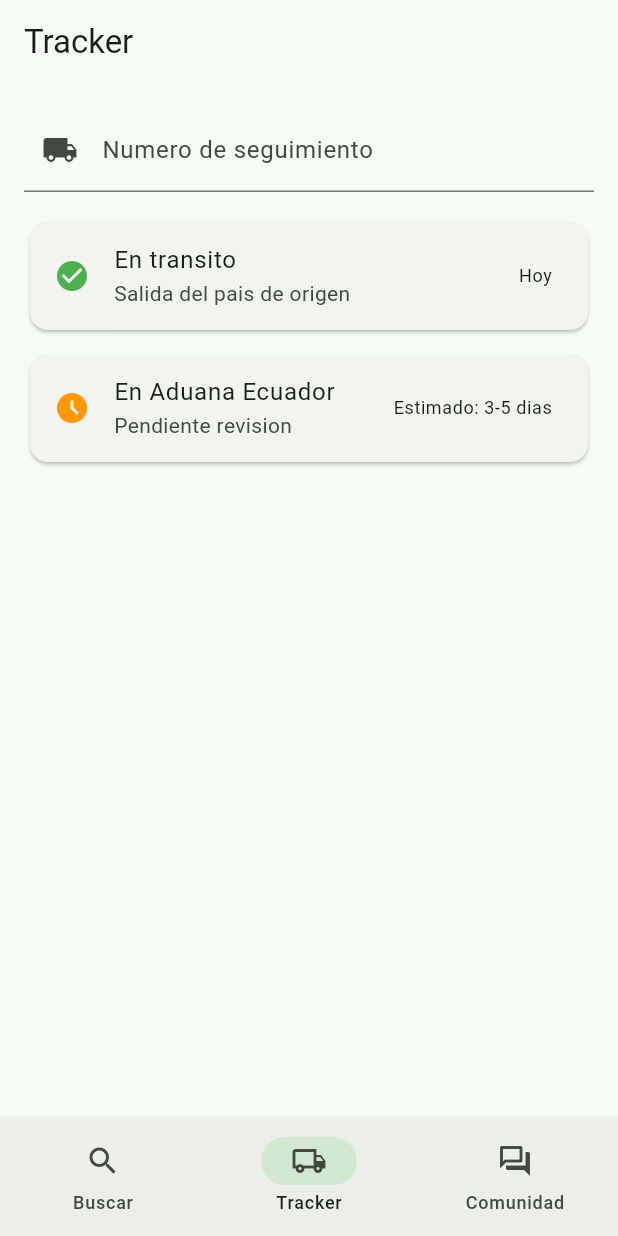
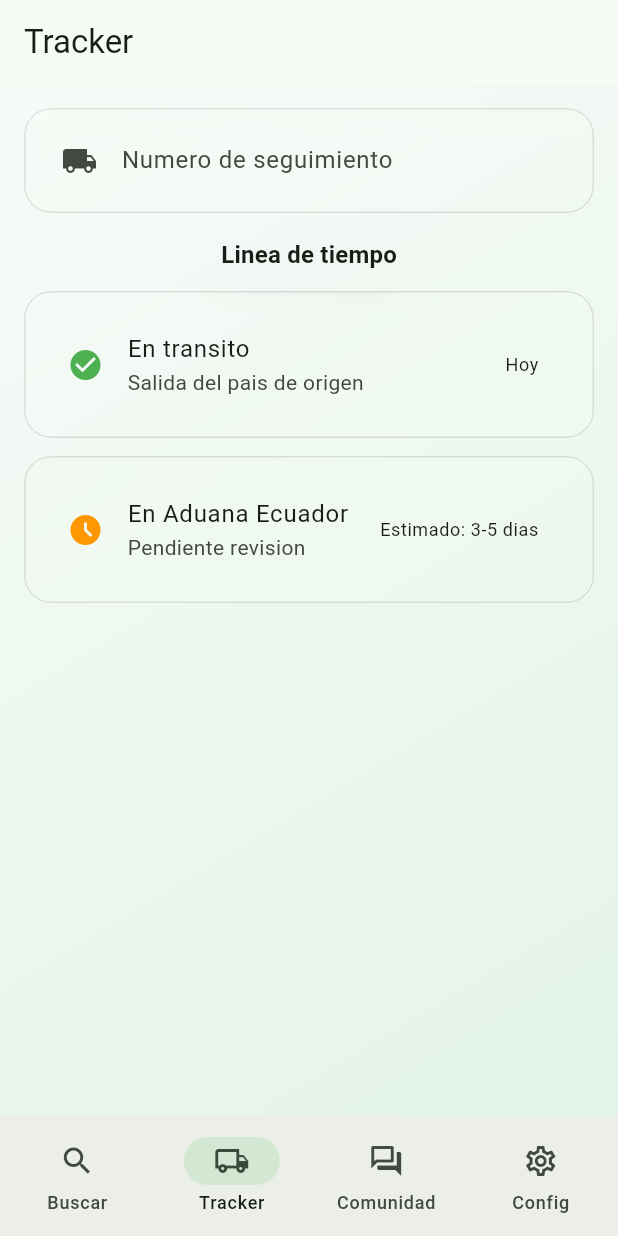
Before and after one commit to Gariix1/comprasEC, a Flutter app: the screen it shows after launch, item 2 of the bottom bar chosen, on a phone screen of 412 x 824 dp. Run offline on Flutter 3.47's test engine with Material 3 defaults, Android fonts, the phone set to English and light mode, and no system bars.

Commit message:
se agrega modo osucro, y se comienza a componentizar el apk

```diff
--- a/lib/app.dart
+++ b/lib/app.dart
@@ -1,7 +1,9 @@
 import 'package:flutter/material.dart';
 
+import 'core/theme/app_theme.dart';
 import 'features/community/presentation/community_page.dart';
 import 'features/search/presentation/search_page.dart';
+import 'features/settings/presentation/settings_page.dart';
 import 'features/tracking/presentation/tracking_page.dart';
 
 class ComprasEcApp extends StatelessWidget {
@@ -11,10 +13,10 @@ class ComprasEcApp extends StatelessWidget {
   Widget build(BuildContext context) {
     return MaterialApp(
       title: 'Compras EC',
-      theme: ThemeData(
-        useMaterial3: true,
-        colorSchemeSeed: const Color(0xFF0B7C3E),
-      ),
+      debugShowCheckedModeBanner: false,
+      theme: AppTheme.light(),
+      darkTheme: AppTheme.dark(),
+      themeMode: ThemeMode.system,
       home: const MainNavigationPage(),
     );
   }
@@ -34,6 +36,7 @@ class _MainNavigationPageState extends State<MainNavigationPage> {
     SearchPage(),
     TrackingPage(),
     CommunityPage(),
+    SettingsPage(),
   ];
 
   void _onTabSelected(int index) {
@@ -65,6 +68,10 @@ class _MainNavigationPageState extends State<MainNavigationPage> {
             icon: Icon(Icons.forum_outlined),
             label: 'Comunidad',
           ),
+          NavigationDestination(
+            icon: Icon(Icons.settings_outlined),
+            label: 'Config',
+          ),
         ],
       ),
     );
--- /dev/null
+++ b/lib/core/theme/app_theme.dart
@@ -0,0 +1,29 @@
+import 'package:flutter/material.dart';
+
+class AppTheme {
+  const AppTheme._();
+
+  static ThemeData light() {
+    const seed = Color(0xFF0B7C3E);
+    final scheme = ColorScheme.fromSeed(seedColor: seed, brightness: Brightness.light);
+    return ThemeData(
+      useMaterial3: true,
+      colorScheme: scheme,
+      scaffoldBackgroundColor: Colors.transparent,
+      appBarTheme: const AppBarTheme(centerTitle: false),
+      cardTheme: const CardThemeData(surfaceTintColor: Colors.transparent),
+    );
+  }
+
+  static ThemeData dark() {
+    const seed = Color(0xFF4ADE80);
+    final scheme = ColorScheme.fromSeed(seedColor: seed, brightness: Brightness.dark);
+    return ThemeData(
+      useMaterial3: true,
+      colorScheme: scheme,
+      scaffoldBackgroundColor: Colors.transparent,
+      appBarTheme: const AppBarTheme(centerTitle: false),
+      cardTheme: const CardThemeData(surfaceTintColor: Colors.transparent),
+    );
+  }
+}
--- /dev/null
+++ b/lib/core/widgets/app_background.dart
@@ -0,0 +1,26 @@
+import 'package:flutter/material.dart';
+
+class AppBackground extends StatelessWidget {
+  const AppBackground({super.key, required this.child});
+
+  final Widget child;
+
+  @override
+  Widget build(BuildContext context) {
+    final brightness = Theme.of(context).brightness;
+    final colors = brightness == Brightness.dark
+        ? const [Color(0xFF0E1A14), Color(0xFF102820)]
+        : const [Color(0xFFF7FBF8), Color(0xFFE3F3E8)];
+
+    return Container(
+      decoration: BoxDecoration(
+        gradient: LinearGradient(
+          begin: Alignment.topLeft,
+          end: Alignment.bottomRight,
+          colors: colors,
+        ),
+      ),
+      child: child,
+    );
+  }
+}
--- /dev/null
+++ b/lib/core/widgets/clear_glass.dart
@@ -0,0 +1,41 @@
+import 'dart:ui';
+
+import 'package:flutter/material.dart';
+
+class ClearGlass extends StatelessWidget {
+  const ClearGlass({
+    super.key,
+    required this.child,
+    this.padding = const EdgeInsets.all(12),
+    this.borderRadius = const BorderRadius.all(Radius.circular(18)),
+    this.blur = 14,
+  });
+
+  final Widget child;
+  final EdgeInsets padding;
+  final BorderRadius borderRadius;
+  final double blur;
+
+  @override
+  Widget build(BuildContext context) {
+    final scheme = Theme.of(context).colorScheme;
+    final base = scheme.surface.withOpacity(scheme.brightness == Brightness.dark ? 0.12 : 0.18);
+    final borderColor = scheme.onSurface.withOpacity(0.12);
+
+    return ClipRRect(
+      borderRadius: borderRadius,
+      child: BackdropFilter(
+        filter: ImageFilter.blur(sigmaX: blur, sigmaY: blur),
+        child: Container(
+          decoration: BoxDecoration(
+            color: base,
+            borderRadius: borderRadius,
+            border: Border.all(color: borderColor),
+          ),
+          padding: padding,
+          child: child,
+        ),
+      ),
+    );
+  }
+}
--- /dev/null
+++ b/lib/core/widgets/glass_text_field.dart
@@ -0,0 +1,31 @@
+import 'package:flutter/material.dart';
+
+import 'clear_glass.dart';
+
+class GlassTextField extends StatelessWidget {
+  const GlassTextField({
+    super.key,
+    required this.hint,
+    this.label,
+    this.icon,
+  });
+
+  final String hint;
+  final String? label;
+  final IconData? icon;
+
+  @override
+  Widget build(BuildContext context) {
+    return ClearGlass(
+      padding: const EdgeInsets.symmetric(horizontal: 12, vertical: 6),
+      child: TextField(
+        decoration: InputDecoration(
+          labelText: label,
+          hintText: hint,
+          prefixIcon: icon != null ? Icon(icon) : null,
+          border: InputBorder.none,
+        ),
+      ),
+    );
+  }
+}
--- /dev/null
+++ b/lib/core/widgets/section_title.dart
@@ -0,0 +1,18 @@
+import 'package:flutter/material.dart';
+
+class SectionTitle extends StatelessWidget {
+  const SectionTitle(this.text, {super.key});
+
+  final String text;
+
+  @override
+  Widget build(BuildContext context) {
+    return Text(
+      text,
+      style: Theme.of(context)
+          .textTheme
+          .titleMedium
+          ?.copyWith(fontWeight: FontWeight.w700),
+    );
+  }
+}
--- a/lib/features/tracking/presentation/tracking_page.dart
+++ b/lib/features/tracking/presentation/tracking_page.dart
@@ -1,4 +1,9 @@
 import 'package:flutter/material.dart';
+
+import '../../../core/widgets/app_background.dart';
+import '../../../core/widgets/glass_text_field.dart';
+import '../../../core/widgets/section_title.dart';
+import 'widgets/tracking_status_tile.dart';
 
 class TrackingPage extends StatelessWidget {
   const TrackingPage({super.key});
@@ -9,43 +14,36 @@ class TrackingPage extends StatelessWidget {
       appBar: AppBar(
         title: const Text('Tracker'),
       ),
-      body: Padding(
-        padding: const EdgeInsets.all(16),
-        child: Column(
-          children: [
-            const TextField(
-              decoration: InputDecoration(
-                labelText: 'Numero de seguimiento',
-                hintText: 'Ej: LB123456789CN',
-                prefixIcon: Icon(Icons.local_shipping),
+      body: AppBackground(
+        child: Padding(
+          padding: const EdgeInsets.all(16),
+          child: Column(
+            children: [
+              const GlassTextField(
+                label: 'Numero de seguimiento',
+                hint: 'Ej: LB123456789CN',
+                icon: Icons.local_shipping,
               ),
-            ),
-            const SizedBox(height: 16),
-            Card(
-              child: ListTile(
-                leading: const Icon(Icons.check_circle, color: Colors.green),
-                title: const Text('En transito'),
-                subtitle: const Text('Salida del pais de origen'),
-                trailing: Text(
-                  'Hoy',
-                  style: Theme.of(context).textTheme.bodySmall,
-                ),
+              const SizedBox(height: 16),
+              const SectionTitle('Linea de tiempo'),
+              const SizedBox(height: 12),
+              const TrackingStatusTile(
+                icon: Icons.check_circle,
+                iconColor: Colors.green,
+                title: 'En transito',
+                subtitle: 'Salida del pais de origen',
+                trailing: 'Hoy',
               ),
-            ),
-            const SizedBox(height: 8),
-            Card(
-              child: ListTile(
-                leading:
-                    const Icon(Icons.access_time_filled, color: Colors.orange),
-                title: const Text('En Aduana Ecuador'),
-                subtitle: const Text('Pendiente revision'),
-                trailing: Text(
-                  'Estimado: 3-5 dias',
-                  style: Theme.of(context).textTheme.bodySmall,
-                ),
+              const SizedBox(height: 12),
+              const TrackingStatusTile(
+                icon: Icons.access_time_filled,
+                iconColor: Colors.orange,
+                title: 'En Aduana Ecuador',
+                subtitle: 'Pendiente revision',
+                trailing: 'Estimado: 3-5 dias',
               ),
-            ),
-          ],
+            ],
+          ),
         ),
       ),
     );
--- /dev/null
+++ b/lib/features/tracking/presentation/widgets/tracking_status_tile.dart
@@ -0,0 +1,35 @@
+import 'package:flutter/material.dart';
+
+import '../../../../core/widgets/clear_glass.dart';
+
+class TrackingStatusTile extends StatelessWidget {
+  const TrackingStatusTile({
+    super.key,
+    required this.icon,
+    required this.title,
+    required this.subtitle,
+    required this.trailing,
+    this.iconColor,
+  });
+
+  final IconData icon;
+  final String title;
+  final String subtitle;
+  final String trailing;
+  final Color? iconColor;
+
+  @override
+  Widget build(BuildContext context) {
+    return ClearGlass(
+      child: ListTile(
+        leading: Icon(icon, color: iconColor),
+        title: Text(title),
+        subtitle: Text(subtitle),
+        trailing: Text(
+          trailing,
+          style: Theme.of(context).textTheme.bodySmall,
+        ),
+      ),
+    );
+  }
+}
```
Also changed, not shown: lib/features/community/presentation/community_page.dart (+12 -34 lines), lib/features/community/presentation/widgets/post_card.dart (added, +50 -0 lines), lib/features/search/presentation/search_page.dart (+18 -17 lines), lib/features/search/presentation/widgets/offer_card.dart (added, +28 -0 lines), lib/features/settings/presentation/settings_page.dart (added, +128 -0 lines).
